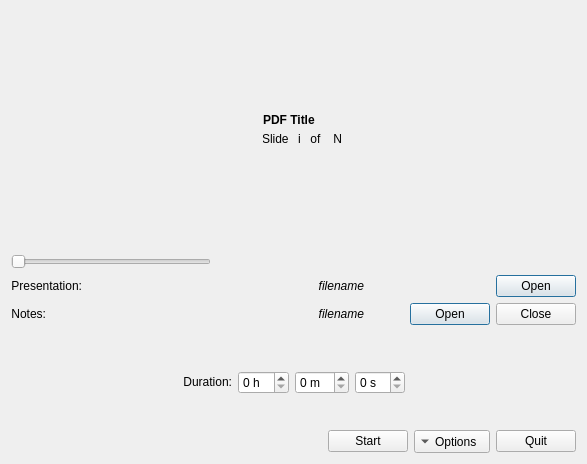
olabini/open-pdf-presenter, file ui/start-screen.ui: the form before one commit.
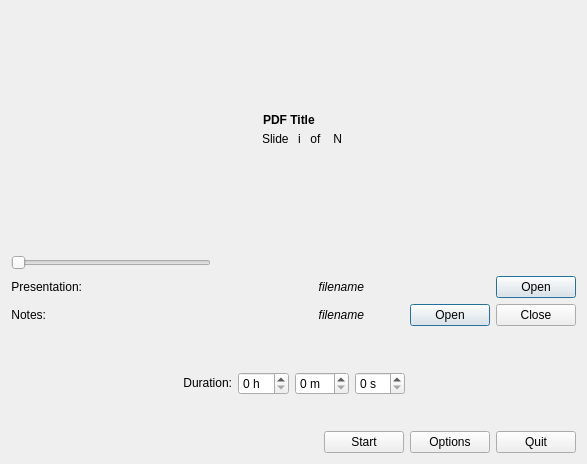
The form after the commit.

Commit message:
Switch optionsButton from QToolButton into QPushButton
At least with GTK and Plastique styles using a QToolButton resulted in a button visually different
from the others in the dialog.

```diff
--- a/ui/start-screen.ui
+++ b/ui/start-screen.ui
@@ -141,31 +141,6 @@
        </property>
       </widget>
      </item>
-     <item row="0" column="2">
-      <widget class="QToolButton" name="optionsButton">
-       <property name="sizePolicy">
-        <sizepolicy hsizetype="Minimum" vsizetype="Fixed">
-         <horstretch>0</horstretch>
-         <verstretch>0</verstretch>
-        </sizepolicy>
-       </property>
-       <property name="text">
-        <string>Options</string>
-       </property>
-       <property name="popupMode">
-        <enum>QToolButton::InstantPopup</enum>
-       </property>
-       <property name="toolButtonStyle">
-        <enum>Qt::ToolButtonTextBesideIcon</enum>
-       </property>
-       <property name="autoRaise">
-        <bool>false</bool>
-       </property>
-       <property name="arrowType">
-        <enum>Qt::DownArrow</enum>
-       </property>
-      </widget>
-     </item>
      <item row="0" column="3">
       <widget class="QPushButton" name="quitButton">
        <property name="sizePolicy">
@@ -192,6 +167,19 @@
        </property>
       </spacer>
      </item>
+     <item row="0" column="2">
+      <widget class="QPushButton" name="optionsButton">
+       <property name="sizePolicy">
+        <sizepolicy hsizetype="Minimum" vsizetype="Fixed">
+         <horstretch>0</horstretch>
+         <verstretch>0</verstretch>
+        </sizepolicy>
+       </property>
+       <property name="text">
+        <string>Options</string>
+       </property>
+      </widget>
+     </item>
     </layout>
    </item>
    <item row="1" column="0">
```
The commit also changes 1 other file.
